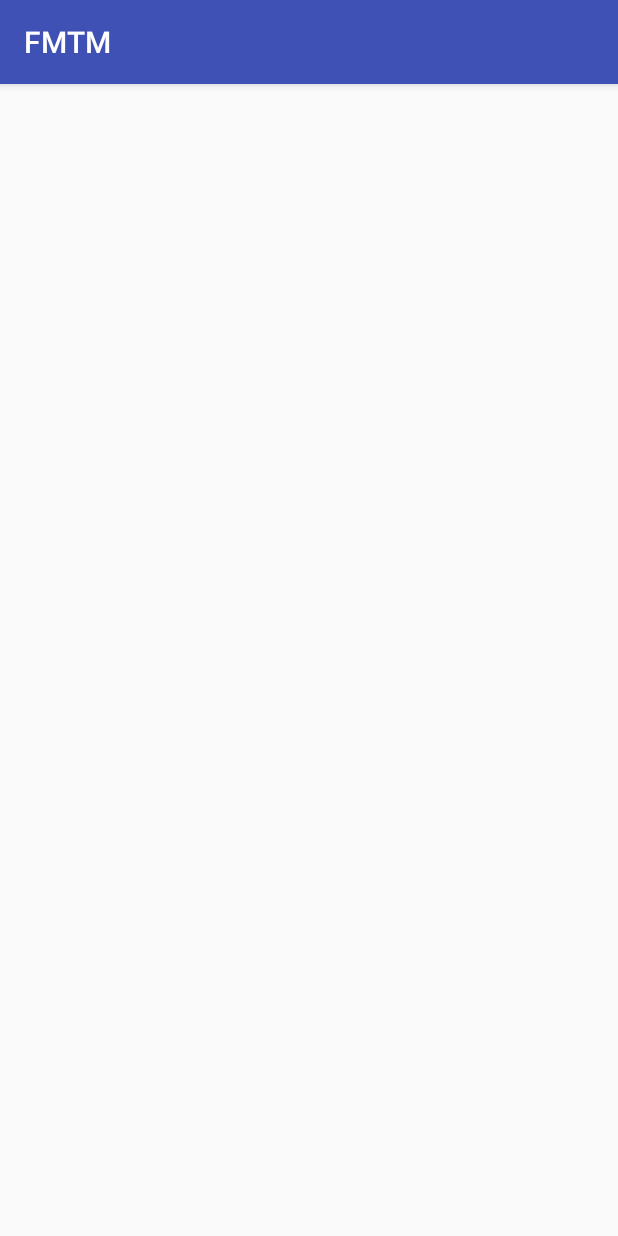
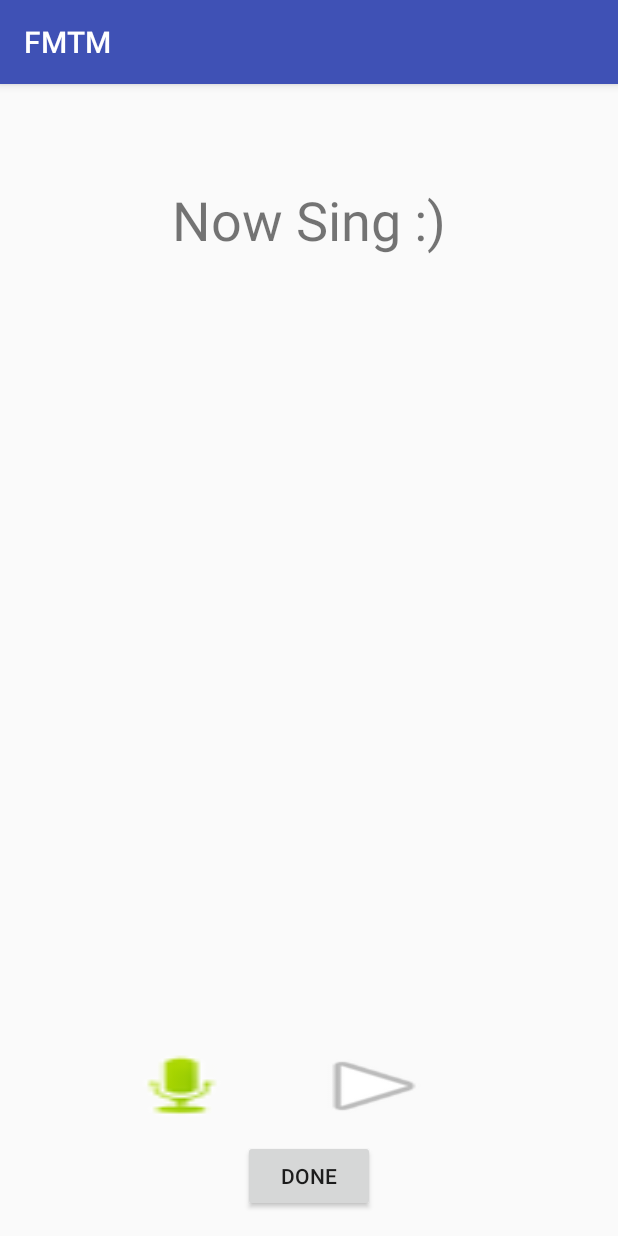
Before and after one commit to ahmed-bensaad/FMTM, an Android app: the SingInstrumentActivity screen opened directly, with no data from a screen before it, on a phone screen of 412 x 824 dp. Run offline under Robolectric (Android 15) with nearby library versions, the phone set to English and light mode, and no system bars.

Commit message:
A partir de ce commit toutes les interfaces graphiques sont pretes

```diff
--- a/FromMindToMusic/app/src/main/AndroidManifest.xml
+++ b/FromMindToMusic/app/src/main/AndroidManifest.xml
@@ -26,7 +26,8 @@
         <activity android:name=".HarmonizeActivity" />
         <activity android:name=".OrchestrateActivity" />
         <activity android:name=".DoItYourselfActivity" />
-        <activity android:name=".SingInstrumentActivity"></activity>
+        <activity android:name=".SingInstrumentActivity" />
+        <activity android:name=".SavedActivity"></activity>
     </application>
 
 </manifest>
--- a/FromMindToMusic/app/src/main/res/layout/activity_sing_instrument.xml
+++ b/FromMindToMusic/app/src/main/res/layout/activity_sing_instrument.xml
@@ -10,4 +10,42 @@
     android:paddingTop="@dimen/activity_vertical_margin"
     tools:context="com.oc.rss.frommindtomusic.SingInstrumentActivity">
 
+    <Button
+        android:layout_width="wrap_content"
+        android:layout_height="wrap_content"
+        android:layout_alignParentBottom="true"
+        android:layout_alignParentStart="true"
+        android:layout_marginStart="61dp"
+        android:layout_marginBottom="60dp"
+        android:id="@+id/recordIn"
+
+        android:background="@android:drawable/presence_audio_online" />
+
+    <Button
+        android:layout_width="wrap_content"
+        android:layout_height="wrap_content"
+        android:id="@+id/playIn"
+        android:background="@android:drawable/ic_media_play"
+        android:layout_alignBaseline="@+id/recordIn"
+        android:layout_alignBottom="@+id/recordIn"
+        android:layout_toEndOf="@+id/recordIn"
+        android:layout_marginStart="40dp" />
+
+    <TextView
+        android:text="Now Sing :)"
+        android:layout_width="wrap_content"
+        android:layout_height="wrap_content"
+        android:id="@+id/textView3"
+        android:textSize="36sp"
+        android:layout_marginTop="50dp"
+        android:layout_alignParentTop="true"
+        android:layout_centerHorizontal="true" />
+
+    <Button
+        android:text="DONE"
+        android:layout_width="wrap_content"
+        android:layout_height="wrap_content"
+        android:id="@+id/ValidateIns"
+        android:layout_alignParentBottom="true"
+        android:layout_centerHorizontal="true" />
 </RelativeLayout>
```
Also changed, not shown: FromMindToMusic/app/src/main/java/com/oc/rss/frommindtomusic/RecordActivity.java (+0 -11 lines), FromMindToMusic/app/src/main/java/com/oc/rss/frommindtomusic/SavedActivity.java (added, +24 -0 lines), FromMindToMusic/app/src/main/java/com/oc/rss/frommindtomusic/SingInstrumentActivity.java (+83 -1 lines), FromMindToMusic/app/src/main/res/layout/activity_saved.xml (added, +31 -0 lines).
